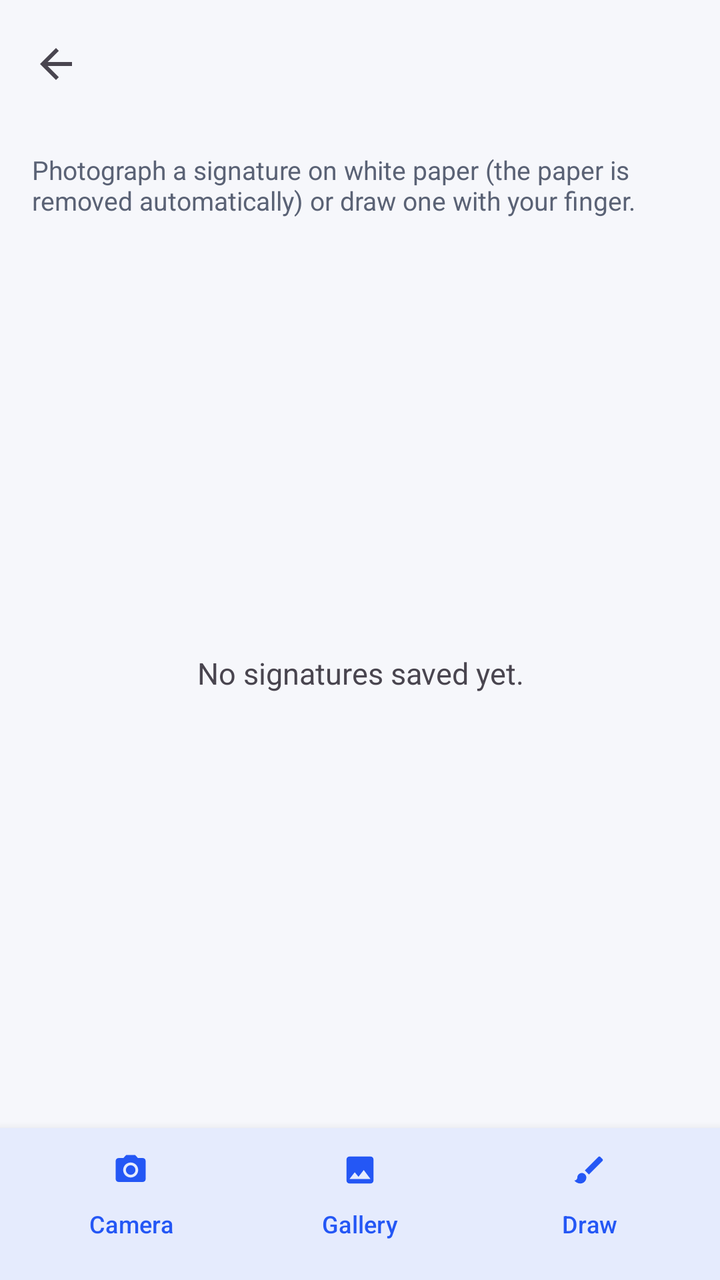
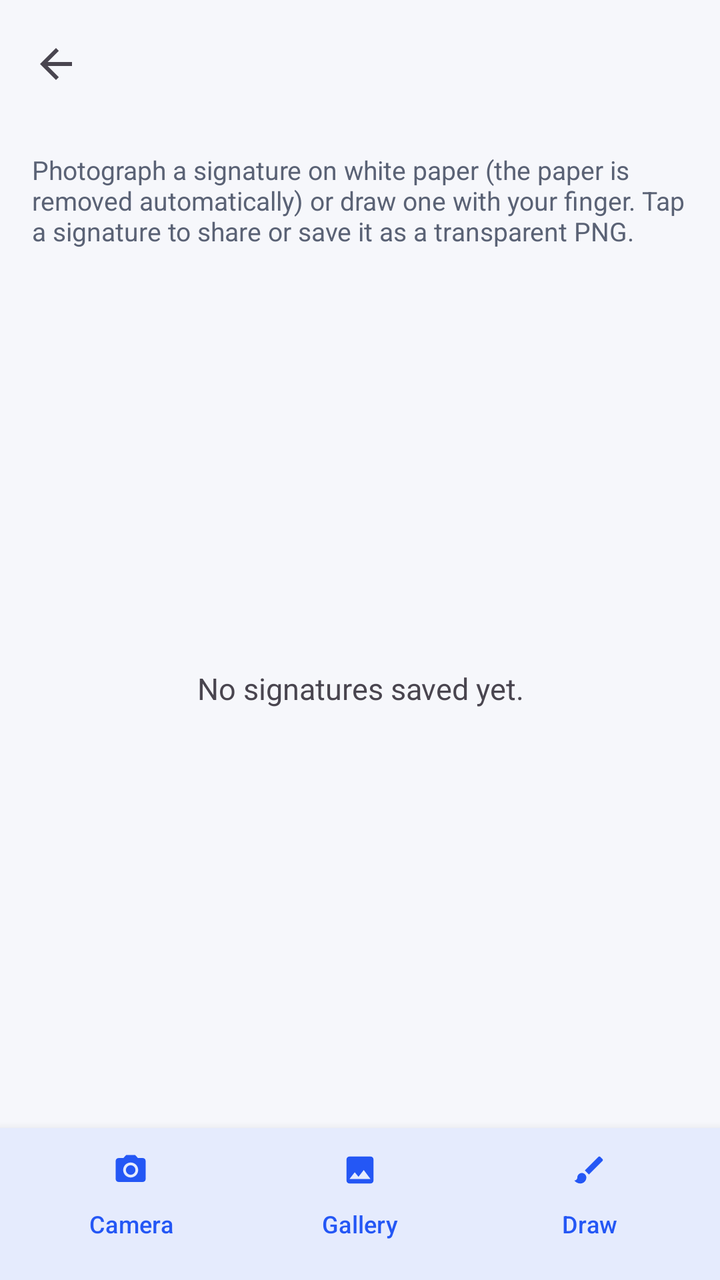

The first picture is an Android layout as it rendered before a commit; the second is the same layout after the commit. The layout source and the unified diff follow.
<!-- AndroidManifest.xml: application theme Theme.ScanSign -->
<!-- res/layout/activity_signatures.xml -->
<?xml version="1.0" encoding="utf-8"?>
<LinearLayout xmlns:android="http://schemas.android.com/apk/res/android"
    xmlns:app="http://schemas.android.com/apk/res-auto"
    android:layout_width="match_parent"
    android:layout_height="match_parent"
    android:orientation="vertical">

    <com.google.android.material.appbar.MaterialToolbar
        android:id="@+id/toolbar"
        style="@style/Widget.App.Toolbar"
        android:layout_width="match_parent"
        android:layout_height="?attr/actionBarSize"
        app:navigationIcon="@drawable/ic_back" />

    <TextView
        android:id="@+id/tip"
        android:layout_width="match_parent"
        android:layout_height="wrap_content"
        android:paddingHorizontal="16dp"
        android:paddingTop="12dp"
        android:text="Photograph a signature on white paper (the paper is removed automatically) or draw one with your finger."
        android:textColor="?attr/colorOnSurfaceVariant"
        android:textSize="13sp" />

    <FrameLayout
        android:layout_width="match_parent"
        android:layout_height="0dp"
        android:layout_weight="1">

        <androidx.recyclerview.widget.RecyclerView
            android:id="@+id/list"
            android:layout_width="match_parent"
            android:layout_height="match_parent"
            android:clipToPadding="false"
            android:padding="8dp" />

        <TextView
            android:id="@+id/empty"
            android:layout_width="wrap_content"
            android:layout_height="wrap_content"
            android:layout_gravity="center"
            android:gravity="center"
            android:padding="32dp"
            android:text="No signatures saved yet."
            android:textSize="15sp" />

        <ProgressBar
            android:id="@+id/progress"
            android:layout_width="56dp"
            android:layout_height="56dp"
            android:layout_gravity="center"
            android:visibility="gone" />
    </FrameLayout>

    <com.google.android.material.card.MaterialCardView
        android:layout_width="match_parent"
        android:layout_height="wrap_content"
        app:cardCornerRadius="0dp"
        app:cardElevation="8dp">

        <LinearLayout
            android:layout_width="match_parent"
            android:layout_height="wrap_content"
            android:orientation="horizontal"
            android:paddingHorizontal="8dp"
            android:paddingVertical="6dp">

            <com.google.android.material.button.MaterialButton
                android:id="@+id/btnCamera"
                style="@style/Widget.App.ToolButton"
                android:layout_width="0dp"
                android:layout_height="64dp"
                android:layout_weight="1"
                android:text="Camera"
                app:icon="@drawable/ic_camera" />

            <com.google.android.material.button.MaterialButton
                android:id="@+id/btnGallery"
                style="@style/Widget.App.ToolButton"
                android:layout_width="0dp"
                android:layout_height="64dp"
                android:layout_weight="1"
                android:text="Gallery"
                app:icon="@drawable/ic_photo" />

            <com.google.android.material.button.MaterialButton
                android:id="@+id/btnDraw"
                style="@style/Widget.App.ToolButton"
                android:layout_width="0dp"
                android:layout_height="64dp"
                android:layout_weight="1"
                android:text="Draw"
                app:icon="@drawable/ic_draw" />
        </LinearLayout>
    </com.google.android.material.card.MaterialCardView>
</LinearLayout>
<!-- resources referenced by this layout -->
<resources>
  <!-- drawable ic_back (drawable) -->
  <?xml version="1.0" encoding="utf-8"?>
  <vector xmlns:android="http://schemas.android.com/apk/res/android"
      android:width="24dp" android:height="24dp"
      android:viewportWidth="24" android:viewportHeight="24"
      android:tint="?attr/colorControlNormal">
      <path android:fillColor="#FFFFFFFF" android:pathData="M20,11H7.83l5.59,-5.59L12,4l-8,8 8,8 1.41,-1.41L7.83,13H20v-2z" />
  </vector>
  <!-- drawable ic_draw (drawable) -->
  <?xml version="1.0" encoding="utf-8"?>
  <vector xmlns:android="http://schemas.android.com/apk/res/android"
      android:width="24dp" android:height="24dp"
      android:viewportWidth="24" android:viewportHeight="24"
      android:tint="?attr/colorControlNormal">
      <path android:fillColor="#FFFFFFFF" android:pathData="M20.71,4.63l-1.34,-1.34c-0.39,-0.39 -1.02,-0.39 -1.41,0L9,12.25 11.75,15l8.96,-8.96c0.39,-0.39 0.39,-1.02 0,-1.41zM7,14c-1.66,0 -3,1.34 -3,3 0,1.31 -1.16,2 -2,2 0.92,1.22 2.49,2 4,2 2.21,0 4,-1.79 4,-4 0,-1.66 -1.34,-3 -3,-3z" />
  </vector>
  <!-- drawable ic_photo (drawable) -->
  <?xml version="1.0" encoding="utf-8"?>
  <vector xmlns:android="http://schemas.android.com/apk/res/android"
      android:width="24dp" android:height="24dp"
      android:viewportWidth="24" android:viewportHeight="24"
      android:tint="?attr/colorControlNormal">
      <path android:fillColor="#FFFFFFFF" android:pathData="M21,19V5c0,-1.1 -0.9,-2 -2,-2H5c-1.1,0 -2,0.9 -2,2v14c0,1.1 0.9,2 2,2h14c1.1,0 2,-0.9 2,-2zM8.5,13.5l2.5,3.01L14.5,12l4.5,6H5l3.5,-4.5z" />
  </vector>
  <style name="Widget.App.ToolButton" parent="Widget.Material3.Button.TextButton">
          <item name="android:layout_height">64dp</item>
          <item name="android:maxLines">1</item>
          <item name="android:ellipsize">end</item>
          <item name="android:textSize">12sp</item>
          <item name="android:insetTop">0dp</item>
          <item name="android:insetBottom">0dp</item>
          <item name="android:paddingLeft">4dp</item>
          <item name="android:paddingRight">4dp</item>
          <item name="iconGravity">top</item>
          <item name="iconPadding">2dp</item>
      </style>
  <style name="Widget.App.Toolbar" parent="Widget.Material3.Toolbar">
          <item name="android:background">?android:attr/colorBackground</item>
          <item name="titleTextAppearance">@style/TextAppearance.App.ToolbarTitle</item>
      </style>
  <style name="TextAppearance.App.ToolbarTitle" parent="TextAppearance.Material3.TitleLarge">
          <item name="android:textStyle">bold</item>
      </style>
  <color name="md_primary">#2457F5</color>
  <color name="md_on_primary">#FFFFFF</color>
  <color name="md_primary_container">#DCE4FF</color>
  <color name="md_on_primary_container">#001652</color>
  <color name="md_secondary">#00A893</color>
  <color name="md_secondary_container">#C9F5EE</color>
  <color name="md_on_secondary_container">#00201C</color>
  <color name="md_background">#F6F7FB</color>
  <color name="md_surface">#FFFFFF</color>
  <color name="md_surface_variant">#E7EAF3</color>
  <color name="md_on_surface">#151922</color>
  <color name="md_on_surface_variant">#5A6275</color>
  <color name="md_outline">#C3C8D6</color>
  <style name="Widget.App.Card" parent="Widget.Material3.CardView.Elevated">
          <item name="cardCornerRadius">16dp</item>
          <item name="cardElevation">1dp</item>
          <item name="cardBackgroundColor">?attr/colorSurface</item>
      </style>
  <!-- unchanged entries left out for length: 2 -->
</resources>

<!-- the commit's change to res/layout/activity_signatures.xml (unified diff, before → after) -->
@@ -18,7 +18,7 @@
         android:layout_height="wrap_content"
         android:paddingHorizontal="16dp"
         android:paddingTop="12dp"
-        android:text="Photograph a signature on white paper (the paper is removed automatically) or draw one with your finger."
+        android:text="Photograph a signature on white paper (the paper is removed automatically) or draw one with your finger. Tap a signature to share or save it as a transparent PNG."
         android:textColor="?attr/colorOnSurfaceVariant"
         android:textSize="13sp" />
 
